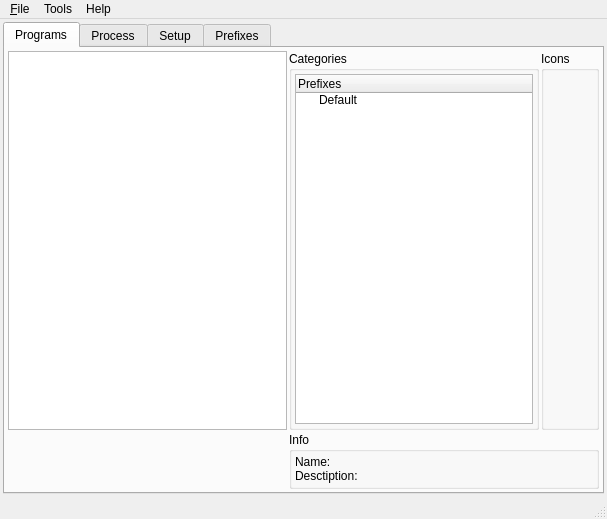
brezerk/q4wine, file src/uis/MainWindow.ui: the form before one commit.
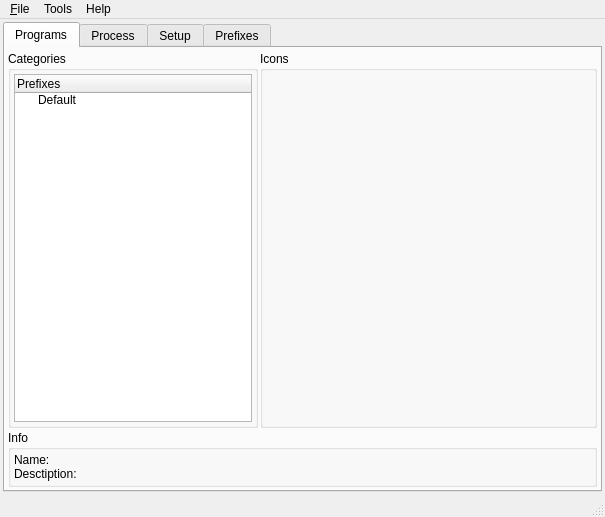
The form after the commit. Icons and pictures are not drawn.

```diff
--- a/src/uis/MainWindow.ui
+++ b/src/uis/MainWindow.ui
@@ -7,8 +7,8 @@
    <rect>
     <x>0</x>
     <y>0</y>
-    <width>607</width>
-    <height>519</height>
+    <width>605</width>
+    <height>517</height>
    </rect>
   </property>
   <property name="windowTitle">
@@ -30,14 +30,14 @@
         <string>Programs</string>
        </attribute>
        <layout class="QGridLayout" name="gridLayout_2">
-        <item row="0" column="2">
+        <item row="0" column="1">
          <widget class="QGroupBox" name="gbIcons">
           <property name="title">
            <string>Icons</string>
           </property>
          </widget>
         </item>
-        <item row="1" column="1" colspan="2">
+        <item row="1" column="0" colspan="2">
          <widget class="QGroupBox" name="gbInfo">
           <property name="title">
            <string>Info</string>
@@ -53,7 +53,7 @@
           </layout>
          </widget>
         </item>
-        <item row="0" column="1">
+        <item row="0" column="0">
          <widget class="QGroupBox" name="gbCategoryes">
           <property name="minimumSize">
            <size>
@@ -97,19 +97,6 @@
           </layout>
          </widget>
         </item>
-        <item row="0" column="0">
-         <widget class="QListWidget" name="listWidget">
-          <property name="dragEnabled">
-           <bool>true</bool>
-          </property>
-          <property name="dragDropOverwriteMode">
-           <bool>true</bool>
-          </property>
-          <property name="dragDropMode">
-           <enum>QAbstractItemView::InternalMove</enum>
-          </property>
-         </widget>
-        </item>
        </layout>
       </widget>
       <widget class="QWidget" name="tab_2">
@@ -417,7 +404,7 @@
     <rect>
      <x>0</x>
      <y>0</y>
-     <width>607</width>
+     <width>605</width>
      <height>23</height>
     </rect>
    </property>
```
